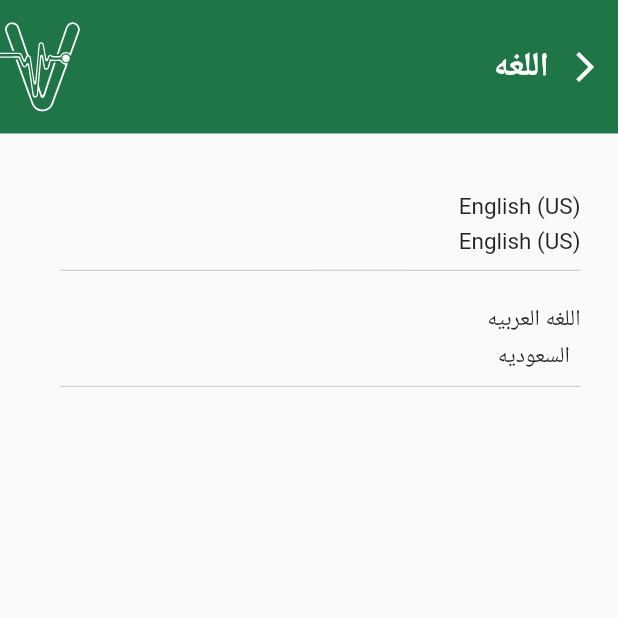
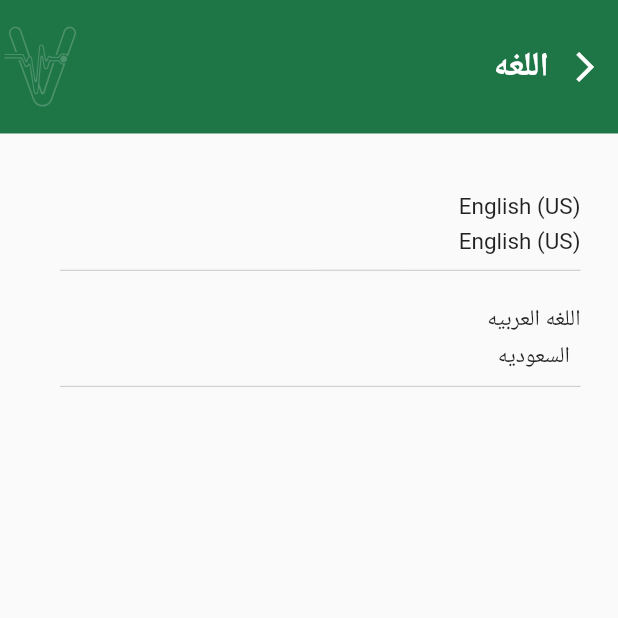
Before and after one commit to Johnathan94/provider_medical_valley, a Flutter app: the ChangeLanguageScreen screen opened directly, on a phone screen of 412 x 824 dp, the top half of it. Run offline on Flutter 3.47's test engine with Material 2 defaults, Android fonts, the phone set to English and light mode, and no system bars; our stand-ins replace cool_alert, dartz, device_preview, dio, dotted_line, dropdown_button2 and 14 more; missing offline and left inert: awesome_card, simple_fontellico_progress_dialog; accounts and stored records are empty; generated files the repository leaves out were written again; project files that could hold a hidden picture were left out.

Commit message:
change app bar app icon

```diff
--- a/lib/core/strings/images.dart
+++ b/lib/core/strings/images.dart
@@ -26,6 +26,7 @@ const chatOnBoardingIcon = "${svgImagesPath}chat_on_board_icon.svg";
 const paymentCardIcon = "${svgImagesPath}card_icon.svg";
 const error404Icon = "${svgImagesPath}error_404_icon.svg";
 const appIcon = "${svgImagesPath}app_icon.svg";
+const appIconWithOpacity = "${svgImagesPath}app_icon_with_opacity.svg";
 const negotiationIconActive = "${svgImagesPath}negotiation_icon_active.svg";
 const negotiationIconDeactivated =
     "${svgImagesPath}negotiation_icon_deactivated.svg";
--- a/lib/core/widgets/custom_app_bar.dart
+++ b/lib/core/widgets/custom_app_bar.dart
@@ -26,7 +26,14 @@ class MyCustomAppBar extends AppBar {
           elevation: 0,
           backgroundColor: primaryColor,
           centerTitle: false,
-          actions: isActionButtonShown ? [SvgPicture.asset(appIcon,height: 60,)] : [],
+          actions: isActionButtonShown
+              ? [
+                  SvgPicture.asset(
+                    appIconWithOpacity,
+                    height: 60,
+                  )
+                ]
+              : [],
           titleSpacing: -10,
           toolbarHeight: customAppBarHeight.h,
         );
```
Also changed, not shown: assets/icons/app_icon_with_opacity.svg (added).
